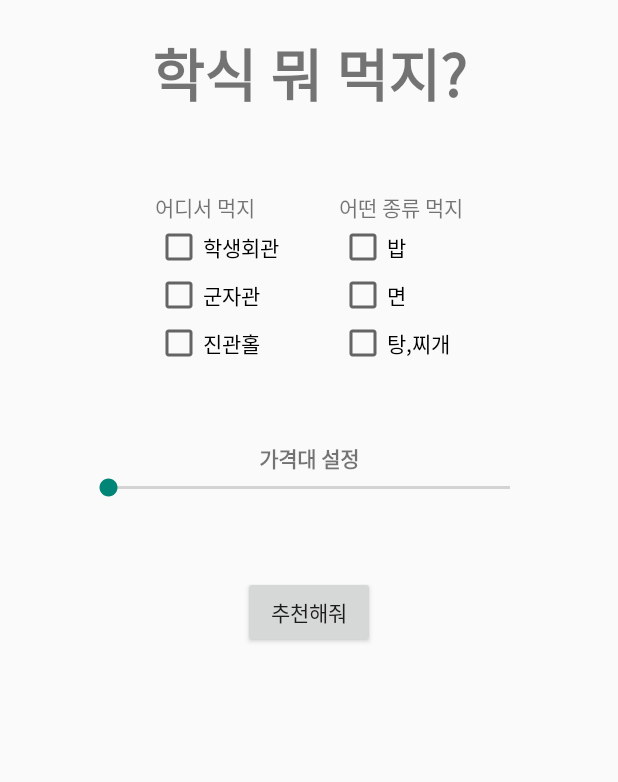
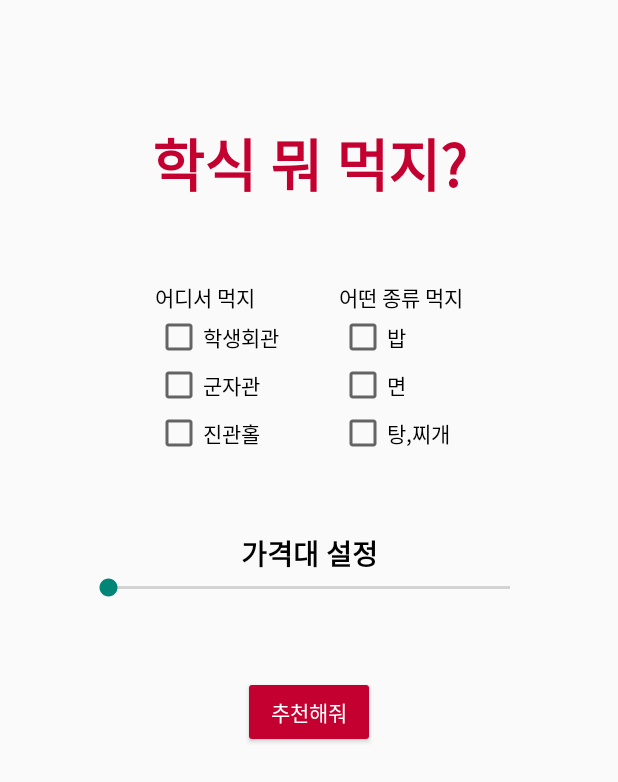
Before and after one commit to TEAM-ALOM/android-presonal-project-woojin, an Android app built with Jetpack Compose: the layout activity_main.xml on its own in the app's theme, with its tools: preview values and no code run, on a phone screen of 412 x 824 dp. Shown: the top 782 px of the screen. Run offline under Robolectric (Android 15) with nearby library versions, the phone set to English and light mode, and no system bars.

Commit message:
xml plus, id

```diff
--- a/app/build.gradle
+++ b/app/build.gradle
@@ -47,7 +47,7 @@ android {
 }
 
 dependencies {
-
+    implementation 'com.google.android.material:material:1.8.0'
     implementation 'androidx.core:core-ktx:1.8.0'
     implementation 'androidx.lifecycle:lifecycle-runtime-ktx:2.3.1'
     implementation 'androidx.activity:activity-compose:1.5.1'
--- a/app/src/main/res/layout/activity_main.xml
+++ b/app/src/main/res/layout/activity_main.xml
@@ -1,19 +1,21 @@
 <?xml version="1.0" encoding="utf-8"?>
 <LinearLayout xmlns:android="http://schemas.android.com/apk/res/android"
+    xmlns:app="http://schemas.android.com/apk/res-auto"
     android:orientation="vertical"
     android:layout_width="match_parent"
     android:layout_height="match_parent"
-    android:padding="20dp"
-    >
+    android:padding="20dp">
 
     <TextView
         android:layout_width="match_parent"
         android:layout_height="wrap_content"
+        android:layout_marginBottom="30dp"
         android:gravity="center"
         android:text="학식 뭐 먹지?"
         android:textSize="6mm"
         android:textStyle="bold"
-        android:layout_marginBottom="30dp"
+        android:textColor="@color/sejong_red"
+        android:layout_marginTop="60dp"
         />
 
 
@@ -34,21 +36,25 @@
                 android:layout_width="wrap_content"
                 android:layout_height="wrap_content"
                 android:text="어디서 먹지"
+                android:textColor="@color/black"
                 />
 
             <CheckBox
+                android:id="@+id/where_student"
                 android:layout_width="wrap_content"
                 android:layout_height="wrap_content"
                 android:text="학생회관"
                 />
 
             <CheckBox
+                android:id="@+id/where_gunja"
                 android:layout_width="wrap_content"
                 android:layout_height="wrap_content"
                 android:text="군자관"
                 />
 
             <CheckBox
+                android:id="@+id/where_jingwan"
                 android:layout_width="wrap_content"
                 android:layout_height="wrap_content"
                 android:text="진관홀"
@@ -71,21 +77,25 @@
                     android:layout_width="wrap_content"
                     android:layout_height="wrap_content"
                     android:text="어떤 종류 먹지"
+                    android:textColor="@color/black"
                     />
 
                 <CheckBox
+                    android:id="@+id/type_rice"
                     android:layout_width="wrap_content"
                     android:layout_height="wrap_content"
                     android:text="밥"
                     />
 
                 <CheckBox
+                    android:id="@+id/type_noodle"
                     android:layout_width="wrap_content"
                     android:layout_height="wrap_content"
                     android:text="면"
                     />
 
                 <CheckBox
+                    android:id="@+id/type_soup"
                     android:layout_width="wrap_content"
                     android:layout_height="wrap_content"
                     android:text="탕,찌개"
@@ -103,19 +113,25 @@
         android:text="가격대 설정"
         android:textStyle="bold"
         android:gravity="center"
+        android:textSize="3mm"
+        android:textColor="@color/black"
         />
     <SeekBar
+        android:id="@+id/main_seekbar"
         android:layout_width="300dp"
         android:layout_height="wrap_content"
         android:layout_gravity="center"
         />
 
     <Button
+        android:id="@+id/main_button"
         android:layout_width="wrap_content"
         android:layout_height="wrap_content"
         android:layout_gravity="center"
         android:layout_marginTop="50dp"
         android:text="추천해줘"
+        android:textColor="@color/white"
+        android:backgroundTint="@color/sejong_red"
         />
 
 
--- a/app/src/main/res/values/colors.xml
+++ b/app/src/main/res/values/colors.xml
@@ -7,4 +7,5 @@
     <color name="teal_700">#FF018786</color>
     <color name="black">#FF000000</color>
     <color name="white">#FFFFFFFF</color>
+    <color name="sejong_red">#FFC3002F</color>
 </resources>
--- a/build.gradle
+++ b/build.gradle
@@ -3,4 +3,6 @@ plugins {
     id 'com.android.application' version '8.0.1' apply false
     id 'com.android.library' version '8.0.1' apply false
     id 'org.jetbrains.kotlin.android' version '1.7.20' apply false
+
+
 }
```
Also changed, not shown: app/src/main/res/layout/activity_proposal.xml (+54 -3 lines).
